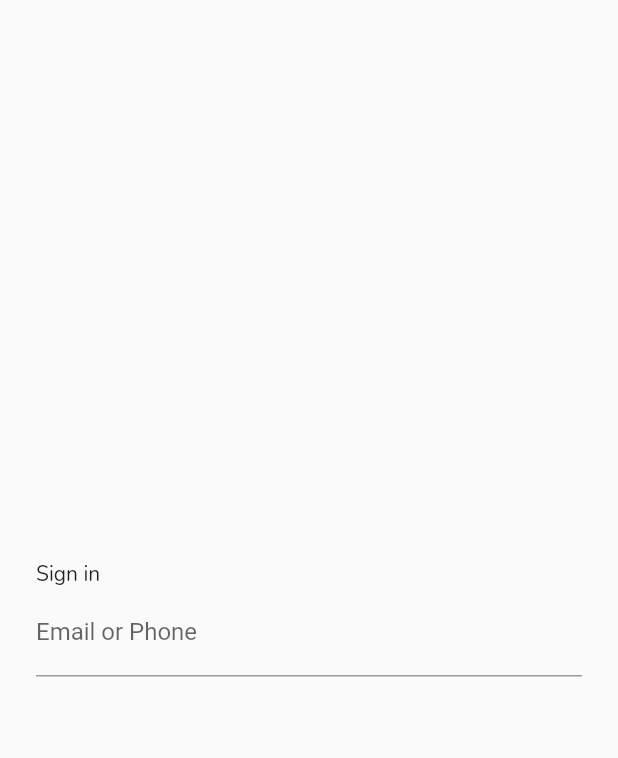
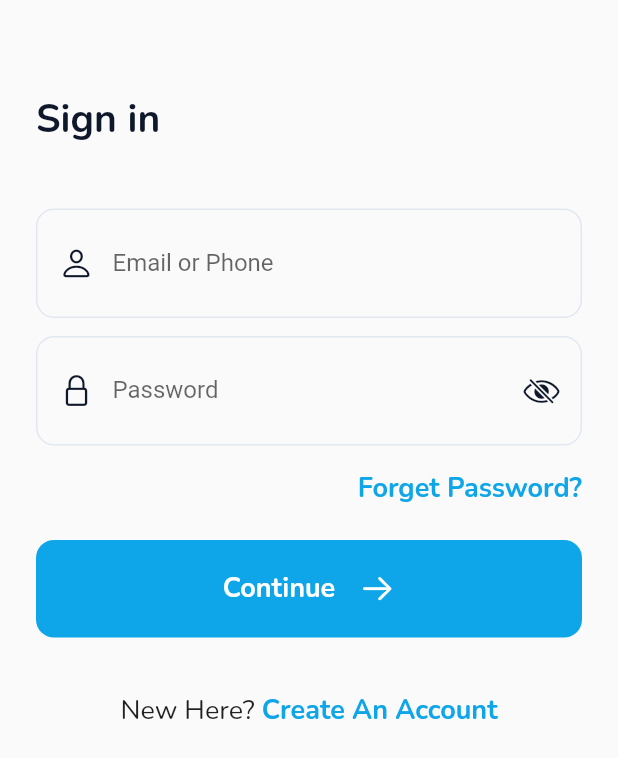
Before and after one commit to mtkz/amt, a Flutter app: the screen it shows after launch, on a phone screen of 412 x 824 dp. Shown: the top 758 px of the screen. Run offline on Flutter 3.47's test engine with Material 2 defaults, Android fonts, the phone set to English and light mode, and no system bars.

Commit message:
login screen completed

```diff
--- /dev/null
+++ b/lib/data/common/colors.dart
@@ -0,0 +1,11 @@
+import 'package:flutter/animation.dart';
+
+class ThemeColors {
+  static Color defaultTextColor = const Color(0xff0F172A);
+
+  static Color primaryColor = const Color(0xff0EA5E9);
+
+  static Color borderColor = const Color(0xffE2E8F0);
+  static Color floatingLabelColor = const Color(0xff94A3B8);
+
+}
--- a/lib/data/common/constants.dart
+++ b/lib/data/common/constants.dart
@@ -1,3 +1,8 @@
 class ThemeConstants {
   static double themePadding = 24;
+
+
+
+  static double borderRadius = 12;
+
 }
--- a/lib/main.dart
+++ b/lib/main.dart
@@ -13,6 +13,7 @@ class MyApp extends StatelessWidget {
   Widget build(BuildContext context) {
     return MaterialApp(
       theme: themeData,
+      debugShowCheckedModeBanner: false,
       home: const RootScreen(),
     );
   }
@@ -24,7 +25,9 @@ class RootScreen extends StatelessWidget {
   @override
   Widget build(BuildContext context) {
     return const Scaffold(
-      body: LoginScreen(),
+      body: SafeArea(
+        child: LoginScreen(),
+      ),
     );
   }
 }
--- a/lib/theme/theme.dart
+++ b/lib/theme/theme.dart
@@ -1,8 +1,21 @@
+import 'package:amt/data/common/colors.dart';
 import 'package:flutter/material.dart';
 
 TextStyle defaultTextStyle = const TextStyle(fontFamily: 'nunito');
 ThemeData themeData = ThemeData(
+  colorScheme: ColorScheme.light(
+    primary: ThemeColors.primaryColor,
+  ),
+  inputDecorationTheme: InputDecorationTheme(
+      contentPadding: const EdgeInsets.all(16),
+      border: InputBorder.none,
+      floatingLabelStyle: TextStyle(color: ThemeColors.floatingLabelColor),
+      prefixIconColor: ThemeColors.defaultTextColor,
+      suffixIconColor: ThemeColors.defaultTextColor),
   textTheme: TextTheme(
-    bodyText2: defaultTextStyle,
-  ),
+      bodyText2: defaultTextStyle.copyWith(fontSize: 18),
+      headline6: defaultTextStyle.copyWith(
+          fontWeight: FontWeight.bold,
+          color: ThemeColors.defaultTextColor,
+          fontSize: 26)),
 );
--- a/lib/ui/screens/auth/login.dart
+++ b/lib/ui/screens/auth/login.dart
@@ -1,4 +1,6 @@
+import 'package:amt/data/common/colors.dart';
 import 'package:amt/data/common/constants.dart';
+import 'package:flutter/cupertino.dart';
 import 'package:flutter/material.dart';
 
 class LoginScreen extends StatelessWidget {
@@ -8,18 +10,125 @@ class LoginScreen extends StatelessWidget {
   Widget build(BuildContext context) {
     return Padding(
       padding: EdgeInsets.all(ThemeConstants.themePadding),
+      child: SingleChildScrollView(
         child: Column(
-        mainAxisAlignment: MainAxisAlignment.center,
           crossAxisAlignment: CrossAxisAlignment.start,
-        children: const [
-          Text('Sign in'),
-          TextField(
+          children: [
+            const SizedBox(
+              height: 38,
+            ),
+            Text(
+              'Sign in',
+              style: Theme.of(context).textTheme.headline6,
+            ),
+            const SizedBox(
+              height: 42,
+            ),
+            Container(
+              decoration: BoxDecoration(
+                border: Border.all(
+                  width: 1,
+                  color: ThemeColors.borderColor,
+                ),
+                borderRadius:
+                    BorderRadius.circular(ThemeConstants.borderRadius),
+              ),
+              child: const Padding(
+                padding: EdgeInsets.all(2),
+                child: TextField(
                   decoration: InputDecoration(
                       label: Text('Email or Phone'),
+                      prefixIcon: Icon(CupertinoIcons.person)),
+                ),
+              ),
+            ),
+            const SizedBox(
+              height: 12,
+            ),
+            Container(
+              decoration: BoxDecoration(
+                border: Border.all(
+                  width: 1,
+                  color: ThemeColors.borderColor,
+                ),
+                borderRadius:
+                    BorderRadius.circular(ThemeConstants.borderRadius),
+              ),
+              child: const Padding(
+                padding: EdgeInsets.all(2),
+                child: TextField(
+                  decoration: InputDecoration(
+                    label: Text('Password'),
+                    prefixIcon: Icon(CupertinoIcons.lock),
+                    suffixIcon: Icon(CupertinoIcons.eye_slash),
+                  ),
+                ),
+              ),
+            ),
+            const SizedBox(
+              height: 16,
+            ),
+            Row(
+              mainAxisAlignment: MainAxisAlignment.end,
+              children: [
+                Text(
+                  'Forget Password?',
+                  style: TextStyle(
+                    fontWeight: FontWeight.bold,
+                    color: Theme.of(context).colorScheme.primary,
                   ),
                 ),
               ],
             ),
+            const SizedBox(
+              height: 22,
+            ),
+            Container(
+              decoration: BoxDecoration(
+                  color: Theme.of(context).colorScheme.primary,
+                  borderRadius:
+                      BorderRadius.circular(ThemeConstants.borderRadius)),
+              width: MediaQuery.of(context).size.width,
+              height: 65,
+              child: Row(
+                mainAxisAlignment: MainAxisAlignment.center,
+                children: const [
+                  Text(
+                    'Continue',
+                    style: TextStyle(
+                      color: Color(0xffffffff),
+                      fontWeight: FontWeight.bold,
+                    ),
+                  ),
+                  SizedBox(
+                    width: 16,
+                  ),
+                  Icon(
+                    CupertinoIcons.arrow_right,
+                    color: Color(0xffffffff),
+                  )
+                ],
+              ),
+            ),
+            const SizedBox(
+              height: 36,
+            ),
+            Row(
+              mainAxisAlignment: MainAxisAlignment.center,
+              children: [
+                const Text('New Here? '),
+                Text(
+                  'Create An Account',
+                  style: TextStyle(
+                    color: Theme.of(context).colorScheme.primary,
+                    fontWeight: FontWeight.bold,
+                  ),
+                ),
+              ],
+            )
+          ],
+        ),
+      ),
     );
   }
 }
```
Lines whose indentation alone changed are shown as unchanged.
